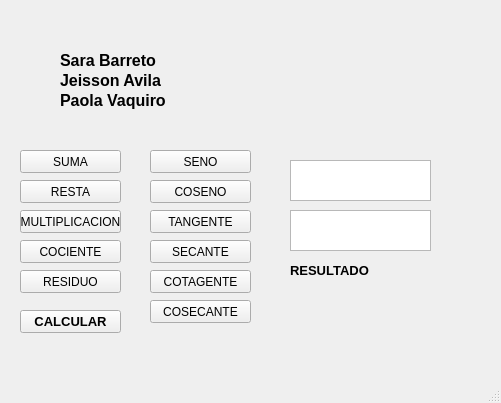
Above: Taller_2/GUI_A1.ui from PvaquiroA/class_EP1 before the change. Below: the same form after it.
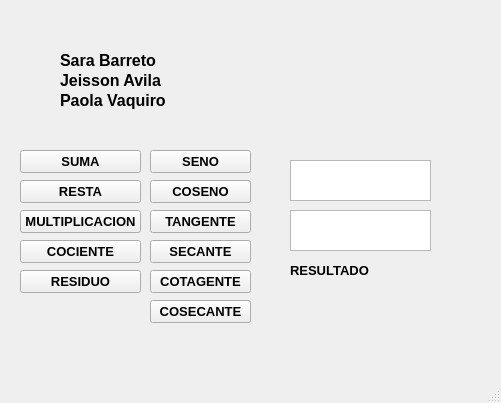
That is the form after the change. Icons and pictures are not drawn.

Commit message: Actualizar Taller_2 A1

Patch:
```diff
--- a/Taller_2/GUI_A1.ui
+++ b/Taller_2/GUI_A1.ui
@@ -19,10 +19,17 @@
      <rect>
       <x>20</x>
       <y>150</y>
-      <width>101</width>
+      <width>121</width>
       <height>23</height>
      </rect>
     </property>
+    <property name="font">
+     <font>
+      <pointsize>10</pointsize>
+      <weight>75</weight>
+      <bold>true</bold>
+     </font>
+    </property>
     <property name="toolTip">
      <string>&lt;html&gt;&lt;head/&gt;&lt;body&gt;&lt;p align=&quot;center&quot;&gt;&lt;br/&gt;&lt;/p&gt;&lt;/body&gt;&lt;/html&gt;</string>
     </property>
@@ -35,10 +42,17 @@
      <rect>
       <x>20</x>
       <y>180</y>
-      <width>101</width>
+      <width>121</width>
       <height>23</height>
      </rect>
     </property>
+    <property name="font">
+     <font>
+      <pointsize>10</pointsize>
+      <weight>75</weight>
+      <bold>true</bold>
+     </font>
+    </property>
     <property name="text">
      <string>RESTA</string>
     </property>
@@ -48,10 +62,17 @@
      <rect>
       <x>20</x>
       <y>210</y>
-      <width>101</width>
+      <width>121</width>
       <height>23</height>
      </rect>
     </property>
+    <property name="font">
+     <font>
+      <pointsize>10</pointsize>
+      <weight>75</weight>
+      <bold>true</bold>
+     </font>
+    </property>
     <property name="text">
      <string>MULTIPLICACION</string>
     </property>
@@ -61,10 +82,17 @@
      <rect>
       <x>20</x>
       <y>240</y>
-      <width>101</width>
+      <width>121</width>
       <height>23</height>
      </rect>
     </property>
+    <property name="font">
+     <font>
+      <pointsize>10</pointsize>
+      <weight>75</weight>
+      <bold>true</bold>
+     </font>
+    </property>
     <property name="text">
      <string>COCIENTE</string>
     </property>
@@ -74,10 +102,17 @@
      <rect>
       <x>20</x>
       <y>270</y>
-      <width>101</width>
+      <width>121</width>
       <height>23</height>
      </rect>
     </property>
+    <property name="font">
+     <font>
+      <pointsize>10</pointsize>
+      <weight>75</weight>
+      <bold>true</bold>
+     </font>
+    </property>
     <property name="text">
      <string>RESIDUO</string>
     </property>
@@ -91,6 +126,13 @@
       <height>23</height>
      </rect>
     </property>
+    <property name="font">
+     <font>
+      <pointsize>10</pointsize>
+      <weight>75</weight>
+      <bold>true</bold>
+     </font>
+    </property>
     <property name="text">
      <string>SENO</string>
     </property>
@@ -104,6 +146,13 @@
       <height>23</height>
      </rect>
     </property>
+    <property name="font">
+     <font>
+      <pointsize>10</pointsize>
+      <weight>75</weight>
+      <bold>true</bold>
+     </font>
+    </property>
     <property name="text">
      <string>COSENO</string>
     </property>
@@ -117,6 +166,13 @@
       <height>23</height>
      </rect>
     </property>
+    <property name="font">
+     <font>
+      <pointsize>10</pointsize>
+      <weight>75</weight>
+      <bold>true</bold>
+     </font>
+    </property>
     <property name="text">
      <string>TANGENTE</string>
     </property>
@@ -130,6 +186,13 @@
       <height>23</height>
      </rect>
     </property>
+    <property name="font">
+     <font>
+      <pointsize>10</pointsize>
+      <weight>75</weight>
+      <bold>true</bold>
+     </font>
+    </property>
     <property name="text">
      <string>SECANTE</string>
     </property>
@@ -143,6 +206,13 @@
       <height>23</height>
      </rect>
     </property>
+    <property name="font">
+     <font>
+      <pointsize>10</pointsize>
+      <weight>75</weight>
+      <bold>true</bold>
+     </font>
+    </property>
     <property name="text">
      <string>COTAGENTE</string>
     </property>
@@ -156,6 +226,13 @@
       <height>23</height>
      </rect>
     </property>
+    <property name="font">
+     <font>
+      <pointsize>10</pointsize>
+      <weight>75</weight>
+      <bold>true</bold>
+     </font>
+    </property>
     <property name="text">
      <string>COSECANTE</string>
     </property>
@@ -248,26 +325,6 @@
      <string>&lt;html&gt;&lt;head/&gt;&lt;body&gt;&lt;p align=&quot;center&quot;&gt;&lt;span style=&quot; font-size:12pt; font-weight:600;&quot;&gt;&lt;br/&gt;&lt;/span&gt;&lt;/p&gt;&lt;/body&gt;&lt;/html&gt;</string>
     </property>
    </widget>
-   <widget class="QPushButton" name="pushButton_12">
-    <property name="geometry">
-     <rect>
-      <x>20</x>
-      <y>310</y>
-      <width>101</width>
-      <height>23</height>
-     </rect>
-    </property>
-    <property name="font">
-     <font>
-      <pointsize>10</pointsize>
-      <weight>75</weight>
-      <bold>true</bold>
-     </font>
-    </property>
-    <property name="text">
-     <string>CALCULAR</string>
-    </property>
-   </widget>
    <widget class="QLabel" name="label_6">
     <property name="geometry">
      <rect>
```
Left out of the diff: 13 changed lines with no effect on the pictures. The commit also changes 2 other files.
